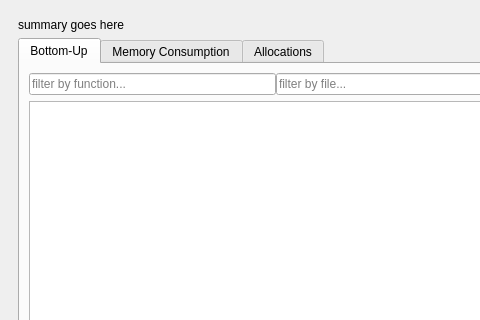
Old version of the form gui/mainwindow.ui in the repository KDE/heaptrack; both pictures show x 0 to 480 and y 0 to 320 of the 800 by 600 pixel window.
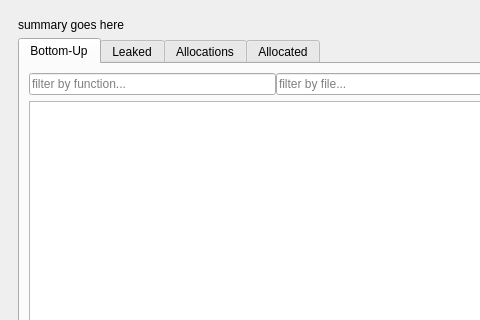
New version of the form. The open tabs and pages were chosen to show the change. Custom widgets are drawn as their Qt base class.

Commit message: Also show total bytes allocated over time.

Diff of the .ui file:
```diff
--- a/gui/mainwindow.ui
+++ b/gui/mainwindow.ui
@@ -168,7 +168,7 @@
           </widget>
           <widget class="ChartWidget" name="memoryConsumptionTab">
            <attribute name="title">
-            <string>Memory Consumption</string>
+            <string>Leaked</string>
            </attribute>
           </widget>
           <widget class="ChartWidget" name="allocationsTab">
@@ -176,6 +176,11 @@
             <string>Allocations</string>
            </attribute>
           </widget>
+          <widget class="ChartWidget" name="allocatedTab">
+           <attribute name="title">
+            <string>Allocated</string>
+           </attribute>
+          </widget>
          </widget>
         </item>
        </layout>
```
Left out of the diff: 2 changed lines with no effect on the pictures. The commit also changes 4 other files.
